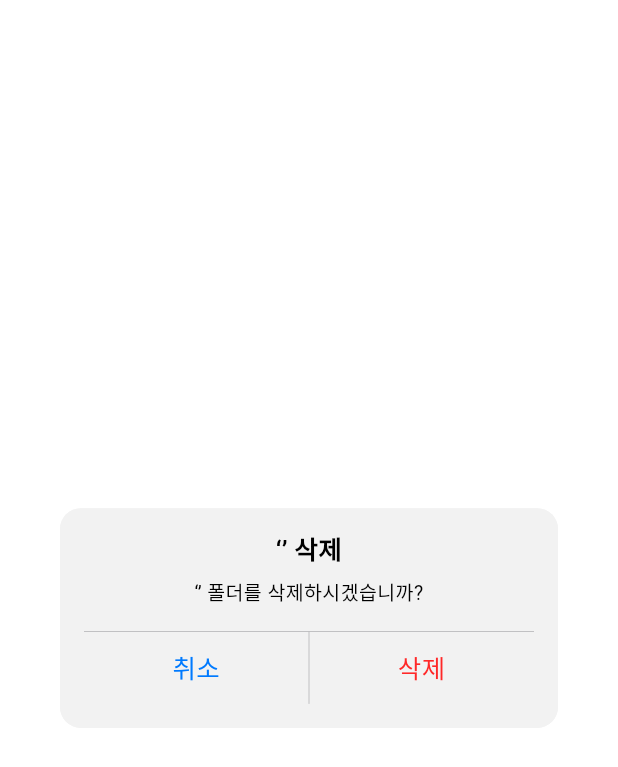
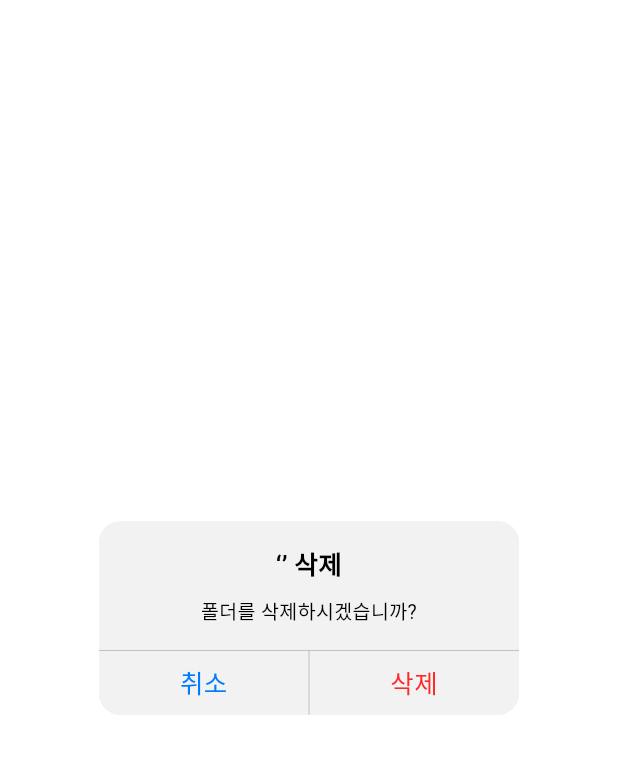
Before and after one commit to HandongRoot/Root_FE, a Flutter app: the DeleteModal widget shown alone on an empty page, opened directly with empty values, on a phone screen of 412 x 824 dp. Shown: the top 767 px of the screen. Run offline on Flutter 3.47's test engine with Material 3 defaults, Android fonts, the phone set to English and light mode, and no system bars; our stand-ins replace cached_network_image, flutter_svg; network calls fail; Roboto replaces fonts that are missing (Pretendard).

Commit message:
Styles 모달 불편한거 고침

```diff
--- a/root_app/lib/components/delete_modal.dart
+++ b/root_app/lib/components/delete_modal.dart
@@ -18,8 +18,7 @@ class DeleteModal extends StatelessWidget {
       ),
       backgroundColor: const Color(0xFFF2F2F2),
       child: Container(
-        width: double.infinity,
-        padding: const EdgeInsets.all(16),
+        width: 270,
         decoration: BoxDecoration(
           color: const Color(0xFFF2F2F2),
           borderRadius: BorderRadius.circular(14),
@@ -27,8 +26,9 @@ class DeleteModal extends StatelessWidget {
         child: Column(
           mainAxisSize: MainAxisSize.min,
           children: [
-            // Title and Subtitle
-            Column(
+            Padding(
+              padding: const EdgeInsets.symmetric(vertical: 16.0),
+              child: Column(
                 children: [
                   Text(
                     "‘$category’ 삭제",
@@ -37,40 +37,39 @@ class DeleteModal extends StatelessWidget {
                       fontFamily: 'Pretendard',
                       fontWeight: FontWeight.w600,
                       color: Colors.black,
-                    height: 22 / 17,
                     ),
                     textAlign: TextAlign.center,
                   ),
                   const SizedBox(height: 8),
-                Text(
-                  "‘$category’ 폴더를 삭제하시겠습니까?",
-                  style: const TextStyle(
+                  const Text(
+                    "폴더를 삭제하시겠습니까?",
+                    style: TextStyle(
                       fontSize: 13,
                       fontFamily: 'Pretendard',
                       fontWeight: FontWeight.w400,
                       color: Colors.black,
-                    height: 18 / 13,
                     ),
                     textAlign: TextAlign.center,
                   ),
                 ],
               ),
-            const SizedBox(height: 16),
-            // Divider line
+            ),
+            // 취소 삭제 버튼 버튼 위헤
             Container(
               height: 0.5,
+              width: double.infinity,
               color: const Color.fromRGBO(60, 60, 67, 0.36),
             ),
-            // Action buttons in a row
+            // 취소 삭제 버튼 들어있는 row
             Row(
               children: [
-                // Cancel button
                 Expanded(
                   child: InkWell(
                     onTap: () => Navigator.of(context).pop(),
-                    child: const Padding(
-                      padding: EdgeInsets.symmetric(vertical: 11),
-                      child: Text(
+                    child: Container(
+                      height: 42.5,
+                      alignment: Alignment.center,
+                      child: const Text(
                         "취소",
                         style: TextStyle(
                           fontSize: 17,
@@ -84,22 +83,22 @@ class DeleteModal extends StatelessWidget {
                     ),
                   ),
                 ),
-                // Vertical divider
+                // 취소 삭제 버튼 사이 그 선.
                 Container(
                   width: 0.5,
-                  height: 48,
+                  height: 42.5,
                   color: const Color.fromRGBO(60, 60, 67, 0.36),
                 ),
-                // Delete button
                 Expanded(
                   child: InkWell(
                     onTap: () {
                       onDelete();
                       Navigator.of(context).pop();
                     },
-                    child: const Padding(
-                      padding: EdgeInsets.symmetric(vertical: 11),
-                      child: Text(
+                    child: Container(
+                      height: 42.5,
+                      alignment: Alignment.center,
+                      child: const Text(
                         "삭제",
                         style: TextStyle(
                           fontSize: 17,
```
Lines whose indentation alone changed are shown as unchanged.
